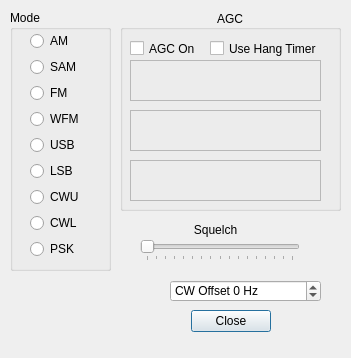
Before: the Qt Designer form unixforms/demodsetupdlg.ui in rafael2k/CuteSDR, drawn with Qt 5.
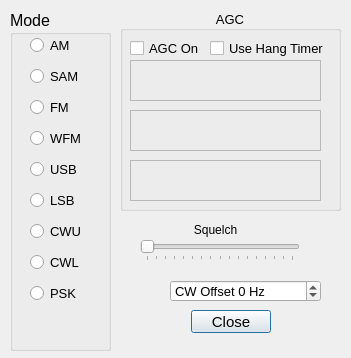
After: the same form once the commit is applied. Custom widgets are drawn as their Qt base class.

The edit to the form file:
```diff
--- a/unixforms/demodsetupdlg.ui
+++ b/unixforms/demodsetupdlg.ui
@@ -22,6 +22,11 @@
      <height>23</height>
     </rect>
    </property>
+   <property name="font">
+    <font>
+     <pointsize>11</pointsize>
+    </font>
+   </property>
    <property name="orientation">
     <enum>Qt::Horizontal</enum>
    </property>
@@ -35,9 +40,14 @@
      <x>10</x>
      <y>10</y>
      <width>101</width>
-     <height>261</height>
+     <height>341</height>
     </rect>
    </property>
+   <property name="font">
+    <font>
+     <pointsize>12</pointsize>
+    </font>
+   </property>
    <property name="title">
     <string>Mode</string>
    </property>
@@ -46,13 +56,18 @@
      <rect>
       <x>20</x>
       <y>21</y>
-      <width>58</width>
-      <height>231</height>
+      <width>68</width>
+      <height>284</height>
      </rect>
     </property>
     <layout class="QVBoxLayout" name="verticalLayout">
      <item>
       <widget class="QRadioButton" name="AMradioButton">
+       <property name="font">
+        <font>
+         <pointsize>10</pointsize>
+        </font>
+       </property>
        <property name="text">
         <string>AM</string>
        </property>
@@ -60,6 +75,11 @@
      </item>
      <item>
       <widget class="QRadioButton" name="SAMradioButton">
+       <property name="font">
+        <font>
+         <pointsize>10</pointsize>
+        </font>
+       </property>
        <property name="text">
         <string>SAM</string>
        </property>
@@ -67,6 +87,11 @@
      </item>
      <item>
       <widget class="QRadioButton" name="FMradioButton">
+       <property name="font">
+        <font>
+         <pointsize>10</pointsize>
+        </font>
+       </property>
        <property name="text">
         <string>FM</string>
        </property>
@@ -74,6 +99,11 @@
      </item>
      <item>
       <widget class="QRadioButton" name="WFMradioButton">
+       <property name="font">
+        <font>
+         <pointsize>10</pointsize>
+        </font>
+       </property>
        <property name="text">
         <string>WFM</string>
        </property>
@@ -81,6 +111,11 @@
      </item>
      <item>
       <widget class="QRadioButton" name="USBradioButton">
+       <property name="font">
+        <font>
+         <pointsize>10</pointsize>
+        </font>
+       </property>
        <property name="text">
         <string>USB</string>
        </property>
@@ -88,6 +123,11 @@
      </item>
      <item>
       <widget class="QRadioButton" name="LSBradioButton">
+       <property name="font">
+        <font>
+         <pointsize>10</pointsize>
+        </font>
+       </property>
        <property name="text">
         <string>LSB</string>
        </property>
@@ -95,6 +135,11 @@
      </item>
      <item>
       <widget class="QRadioButton" name="CWUradioButton">
+       <property name="font">
+        <font>
+         <pointsize>10</pointsize>
+        </font>
+       </property>
        <property name="text">
         <string>CWU</string>
        </property>
@@ -102,6 +147,11 @@
      </item>
      <item>
       <widget class="QRadioButton" name="CWLradioButton">
+       <property name="font">
+        <font>
+         <pointsize>10</pointsize>
+        </font>
+       </property>
        <property name="text">
         <string>CWL</string>
        </property>
@@ -109,6 +159,11 @@
      </item>
      <item>
       <widget class="QRadioButton" name="PSKradioButton">
+       <property name="font">
+        <font>
+         <pointsize>10</pointsize>
+        </font>
+       </property>
        <property name="text">
         <string>PSK</string>
        </property>
@@ -138,6 +193,11 @@
      <height>0</height>
     </size>
    </property>
+   <property name="font">
+    <font>
+     <pointsize>10</pointsize>
+    </font>
+   </property>
    <property name="suffix">
     <string> Hz</string>
    </property>
@@ -163,6 +223,11 @@
      <height>201</height>
     </rect>
    </property>
+   <property name="font">
+    <font>
+     <pointsize>10</pointsize>
+    </font>
+   </property>
    <property name="title">
     <string>AGC</string>
    </property>
@@ -178,6 +243,11 @@
       <height>17</height>
      </rect>
     </property>
+    <property name="font">
+     <font>
+      <pointsize>10</pointsize>
+     </font>
+    </property>
     <property name="text">
      <string>AGC On</string>
     </property>
@@ -257,6 +327,11 @@
       <height>17</height>
      </rect>
     </property>
+    <property name="font">
+     <font>
+      <pointsize>10</pointsize>
+     </font>
+    </property>
     <property name="toolTip">
      <string>Use Hang Timer instead of Decay</string>
     </property>
```
Left out of the diff: 15 changed lines with no effect on the pictures.
